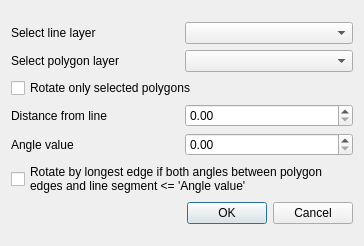
The window that polygons_parallel_to_line_dialog_base.ui (Elfpkck/polygons_parallel_to_line) describes before a commit, drawn with Qt 5.
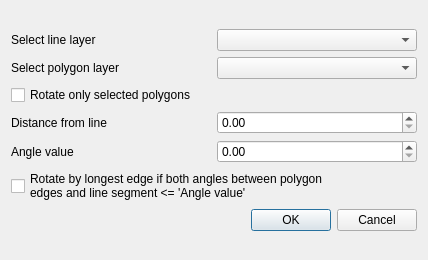
The same window after the commit.

Diff of the .ui file:
```diff
--- a/polygons_parallel_to_line_dialog_base.ui
+++ b/polygons_parallel_to_line_dialog_base.ui
@@ -6,8 +6,8 @@
    <rect>
     <x>0</x>
     <y>0</y>
-    <width>364</width>
-    <height>246</height>
+    <width>428</width>
+    <height>260</height>
    </rect>
   </property>
   <property name="windowTitle">
```
Left out of the diff: 13 changed lines with no effect on the pictures.
